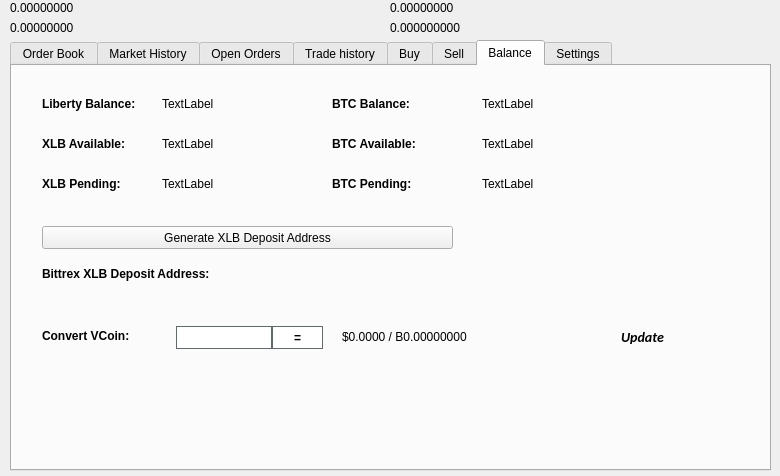
binarysculptor/wallet, file src/qt/forms/tradingdialog.ui: the form before one commit.
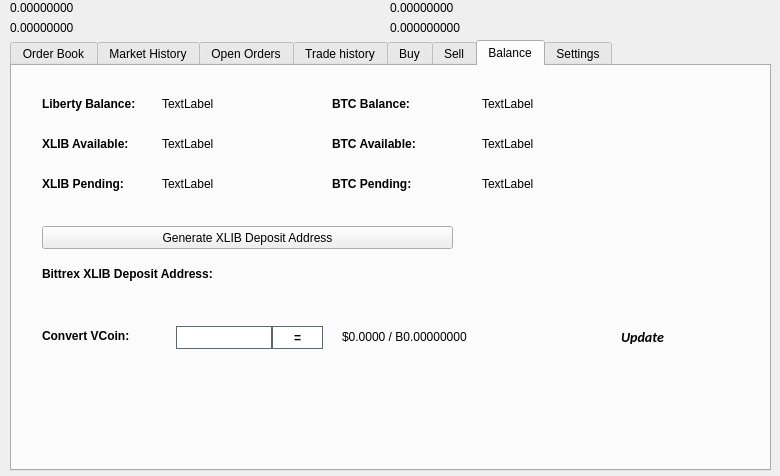
The form after the commit. The open tabs and pages were chosen to show the change. Icons and pictures are not drawn.

Commit message: [#1] XLB => XLIB

```diff
--- a/src/qt/forms/tradingdialog.ui
+++ b/src/qt/forms/tradingdialog.ui
@@ -2813,7 +2813,7 @@
       </font>
      </property>
      <property name="text">
-      <string>XLB Available:</string>
+      <string>XLIB Available:</string>
      </property>
     </widget>
     <widget class="QLabel" name="label_14">
@@ -2832,7 +2832,7 @@
       </font>
      </property>
      <property name="text">
-      <string>XLB Pending:</string>
+      <string>XLIB Pending:</string>
      </property>
     </widget>
     <widget class="QLabel" name="LibertyPendingLabel">
@@ -2928,7 +2928,7 @@
       </font>
      </property>
      <property name="text">
-      <string>Bittrex XLB Deposit Address:</string>
+      <string>Bittrex XLIB Deposit Address:</string>
      </property>
     </widget>
     <widget class="QPushButton" name="GenDepositBTN">
@@ -2941,7 +2941,7 @@
       </rect>
      </property>
      <property name="text">
-      <string>Generate XLB Deposit Address</string>
+      <string>Generate XLIB Deposit Address</string>
      </property>
      <property name="icon">
       <iconset resource="../liberty.qrc">
```
The commit also changes 51 other files.
